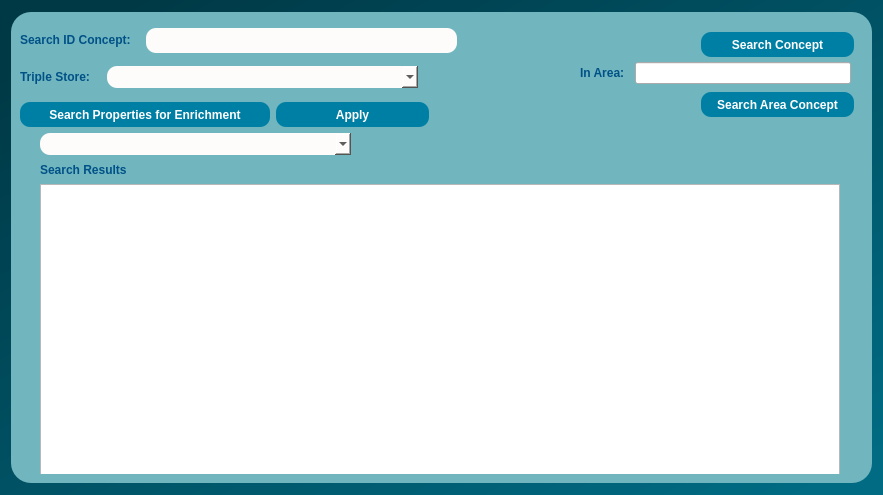
This is dialogs/ui/whattoenrichdialog.ui in sparqlunicorn/sparqlunicornGoesGIS as Qt 5 draws it before an edit. The edited form follows.
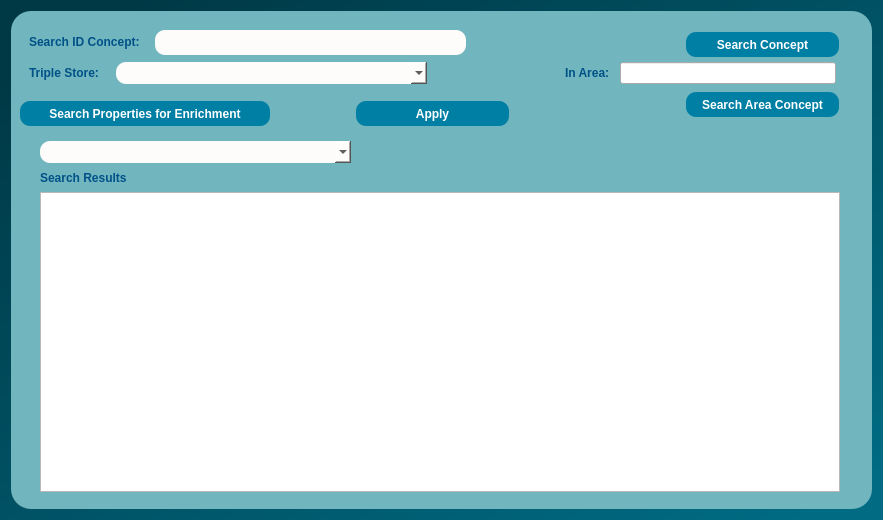
This is the edited form.

Diff of the .ui file:
```diff
--- a/dialogs/ui/whattoenrichdialog.ui
+++ b/dialogs/ui/whattoenrichdialog.ui
@@ -7,7 +7,7 @@
     <x>0</x>
     <y>0</y>
     <width>879</width>
-    <height>495</height>
+    <height>520</height>
    </rect>
   </property>
   <property name="windowTitle">
@@ -27,12 +27,6 @@
        <height>471</height>
       </size>
      </property>
-     <property name="maximumSize">
-      <size>
-       <width>861</width>
-       <height>471</height>
-      </size>
-     </property>
      <property name="styleSheet">
       <string notr="true">QObject#frame{
 	background-color:qlineargradient(spread:pad, x1:0, y1:0, x2:1, y2:1, stop:0.0113636 rgba(113, 181, 190, 255));
@@ -48,272 +42,9 @@
      <property name="frameShadow">
       <enum>QFrame::Raised</enum>
      </property>
-     <widget class="QWidget" name="widget" native="true">
-      <property name="geometry">
-       <rect>
-        <x>9</x>
-        <y>121</y>
-        <width>841</width>
-        <height>341</height>
-       </rect>
-      </property>
-      <property name="minimumSize">
-       <size>
-        <width>841</width>
-        <height>341</height>
-       </size>
-      </property>
-      <layout class="QGridLayout" name="gridLayout">
-       <item row="2" column="0">
-        <widget class="QListWidget" name="searchResult">
-         <property name="minimumSize">
-          <size>
-           <width>800</width>
-           <height>300</height>
-          </size>
-         </property>
-         <property name="maximumSize">
-          <size>
-           <width>800</width>
-           <height>300</height>
-          </size>
-         </property>
-        </widget>
-       </item>
-       <item row="1" column="0">
-        <widget class="QLabel" name="searchResultLabel">
-         <property name="minimumSize">
-          <size>
-           <width>800</width>
-           <height>17</height>
-          </size>
-         </property>
-         <property name="font">
-          <font>
-           <pointsize>9</pointsize>
-           <weight>75</weight>
-           <bold>true</bold>
-          </font>
-         </property>
-         <property name="styleSheet">
-          <string notr="true">color:rgb(0, 81, 135);</string>
-         </property>
-         <property name="text">
-          <string>Search Results</string>
-         </property>
-        </widget>
-       </item>
-       <item row="0" column="0">
-        <widget class="QComboBox" name="tripleStoreEdit_1">
-         <property name="enabled">
-          <bool>true</bool>
-         </property>
-         <property name="minimumSize">
-          <size>
-           <width>311</width>
-           <height>22</height>
-          </size>
-         </property>
-         <property name="maximumSize">
-          <size>
-           <width>311</width>
-           <height>22</height>
-          </size>
-         </property>
-         <property name="cursor">
-          <cursorShape>PointingHandCursor</cursorShape>
-         </property>
-         <property name="styleSheet">
-          <string notr="true">border-radius:10px;
-
-border-color:rgb(45, 45, 45);
-
-background-color: rgb(253, 252, 250);
-selection-background-color: rgb(255, 255, 255);
-selection-color:rgb(0, 81, 135);</string>
-         </property>
-        </widget>
-       </item>
-      </layout>
-     </widget>
-     <widget class="QPushButton" name="searchButton">
-      <property name="geometry">
-       <rect>
-        <x>9</x>
-        <y>90</y>
-        <width>250</width>
-        <height>25</height>
-       </rect>
-      </property>
-      <property name="minimumSize">
-       <size>
-        <width>250</width>
-        <height>25</height>
-       </size>
-      </property>
-      <property name="maximumSize">
-       <size>
-        <width>250</width>
-        <height>25</height>
-       </size>
-      </property>
-      <property name="font">
-       <font>
-        <pointsize>9</pointsize>
-        <weight>75</weight>
-        <bold>true</bold>
-       </font>
-      </property>
-      <property name="cursor">
-       <cursorShape>PointingHandCursor</cursorShape>
-      </property>
-      <property name="styleSheet">
-       <string notr="true">background-color:rgb(0, 127, 165);
-border-radius:10px;
-color: rgb(255, 255, 255);</string>
-      </property>
-      <property name="text">
-       <string>Search Properties for Enrichment</string>
-      </property>
-     </widget>
-     <widget class="QWidget" name="widget_2" native="true">
-      <property name="geometry">
-       <rect>
-        <x>560</x>
-        <y>10</y>
-        <width>291</width>
-        <height>101</height>
-       </rect>
-      </property>
-      <widget class="QPushButton" name="searchButton2">
-       <property name="geometry">
-        <rect>
-         <x>130</x>
-         <y>70</y>
-         <width>153</width>
-         <height>25</height>
-        </rect>
-       </property>
-       <property name="minimumSize">
-        <size>
-         <width>153</width>
-         <height>25</height>
-        </size>
-       </property>
-       <property name="font">
-        <font>
-         <pointsize>9</pointsize>
-         <weight>75</weight>
-         <bold>true</bold>
-        </font>
-       </property>
-       <property name="cursor">
-        <cursorShape>PointingHandCursor</cursorShape>
-       </property>
-       <property name="styleSheet">
-        <string notr="true">background-color:rgb(0, 127, 165);
-border-radius:10px;
-color: rgb(255, 255, 255);</string>
-       </property>
-       <property name="text">
-        <string>Search Area Concept</string>
-       </property>
-      </widget>
-      <widget class="QWidget" name="layoutWidget">
-       <property name="geometry">
-        <rect>
-         <x>9</x>
-         <y>40</y>
-         <width>271</width>
-         <height>22</height>
-        </rect>
-       </property>
-       <property name="minimumSize">
-        <size>
-         <width>153</width>
-         <height>22</height>
-        </size>
-       </property>
-       <layout class="QHBoxLayout" name="horizontalLayout">
-        <item>
-         <widget class="QLabel" name="costumpropertyLabel">
-          <property name="minimumSize">
-           <size>
-            <width>49</width>
-            <height>20</height>
-           </size>
-          </property>
-          <property name="font">
-           <font>
-            <pointsize>9</pointsize>
-            <weight>75</weight>
-            <bold>true</bold>
-           </font>
-          </property>
-          <property name="styleSheet">
-           <string notr="true">color:rgb(0, 81, 135);</string>
-          </property>
-          <property name="text">
-           <string>In Area:</string>
-          </property>
-         </widget>
-        </item>
-        <item>
-         <widget class="QLineEdit" name="inAreaEditText">
-          <property name="minimumSize">
-           <size>
-            <width>96</width>
-            <height>20</height>
-           </size>
-          </property>
-         </widget>
-        </item>
-       </layout>
-      </widget>
-      <widget class="QPushButton" name="searchConceptButton">
-       <property name="geometry">
-        <rect>
-         <x>130</x>
-         <y>10</y>
-         <width>153</width>
-         <height>25</height>
-        </rect>
-       </property>
-       <property name="minimumSize">
-        <size>
-         <width>153</width>
-         <height>25</height>
-        </size>
-       </property>
-       <property name="font">
-        <font>
-         <pointsize>9</pointsize>
-         <weight>75</weight>
-         <bold>true</bold>
-        </font>
-       </property>
-       <property name="cursor">
-        <cursorShape>PointingHandCursor</cursorShape>
-       </property>
-       <property name="styleSheet">
-        <string notr="true">background-color:rgb(0, 127, 165);
-border-radius:10px;
-color: rgb(255, 255, 255);</string>
-       </property>
-       <property name="text">
-        <string>Search Concept</string>
-       </property>
-      </widget>
-     </widget>
+     <layout class="QGridLayout" name="gridLayout_4">
+      <item row="0" column="0" colspan="2">
      <widget class="QWidget" name="widget_3" native="true">
-      <property name="geometry">
-       <rect>
-        <x>9</x>
-        <y>9</y>
-        <width>541</width>
-        <height>75</height>
-       </rect>
-      </property>
       <property name="minimumSize">
        <size>
         <width>488</width>
@@ -469,16 +200,179 @@
        </item>
       </layout>
      </widget>
+      </item>
+      <item row="0" column="2" rowspan="2">
+       <widget class="QWidget" name="widget_2" native="true">
+        <property name="maximumSize">
+         <size>
+          <width>291</width>
+          <height>101</height>
+         </size>
+        </property>
+        <widget class="QPushButton" name="searchButton2">
+         <property name="geometry">
+          <rect>
+           <x>130</x>
+           <y>70</y>
+           <width>153</width>
+           <height>25</height>
+          </rect>
+         </property>
+         <property name="minimumSize">
+          <size>
+           <width>153</width>
+           <height>25</height>
+          </size>
+         </property>
+         <property name="font">
+          <font>
+           <pointsize>9</pointsize>
+           <weight>75</weight>
+           <bold>true</bold>
+          </font>
+         </property>
+         <property name="cursor">
+          <cursorShape>PointingHandCursor</cursorShape>
+         </property>
+         <property name="styleSheet">
+          <string notr="true">background-color:rgb(0, 127, 165);
+border-radius:10px;
+color: rgb(255, 255, 255);</string>
+         </property>
+         <property name="text">
+          <string>Search Area Concept</string>
+         </property>
+        </widget>
+        <widget class="QWidget" name="layoutWidget">
+         <property name="geometry">
+          <rect>
+           <x>9</x>
+           <y>40</y>
+           <width>271</width>
+           <height>22</height>
+          </rect>
+         </property>
+         <property name="minimumSize">
+          <size>
+           <width>153</width>
+           <height>22</height>
+          </size>
+         </property>
+         <layout class="QHBoxLayout" name="horizontalLayout">
+          <item>
+           <widget class="QLabel" name="costumpropertyLabel">
+            <property name="minimumSize">
+             <size>
+              <width>49</width>
+              <height>20</height>
+             </size>
+            </property>
+            <property name="font">
+             <font>
+              <pointsize>9</pointsize>
+              <weight>75</weight>
+              <bold>true</bold>
+             </font>
+            </property>
+            <property name="styleSheet">
+             <string notr="true">color:rgb(0, 81, 135);</string>
+            </property>
+            <property name="text">
+             <string>In Area:</string>
+            </property>
+           </widget>
+          </item>
+          <item>
+           <widget class="QLineEdit" name="inAreaEditText">
+            <property name="minimumSize">
+             <size>
+              <width>96</width>
+              <height>20</height>
+             </size>
+            </property>
+           </widget>
+          </item>
+         </layout>
+        </widget>
+        <widget class="QPushButton" name="searchConceptButton">
+         <property name="geometry">
+          <rect>
+           <x>130</x>
+           <y>10</y>
+           <width>153</width>
+           <height>25</height>
+          </rect>
+         </property>
+         <property name="minimumSize">
+          <size>
+           <width>153</width>
+           <height>25</height>
+          </size>
+         </property>
+         <property name="font">
+          <font>
+           <pointsize>9</pointsize>
+           <weight>75</weight>
+           <bold>true</bold>
+          </font>
+         </property>
+         <property name="cursor">
+          <cursorShape>PointingHandCursor</cursorShape>
+         </property>
+         <property name="styleSheet">
+          <string notr="true">background-color:rgb(0, 127, 165);
+border-radius:10px;
+color: rgb(255, 255, 255);</string>
+         </property>
+         <property name="text">
+          <string>Search Concept</string>
+         </property>
+        </widget>
+       </widget>
+      </item>
+      <item row="1" column="0">
+       <widget class="QPushButton" name="searchButton">
+        <property name="minimumSize">
+         <size>
+          <width>250</width>
+          <height>25</height>
+         </size>
+        </property>
+        <property name="maximumSize">
+         <size>
+          <width>250</width>
+          <height>25</height>
+         </size>
+        </property>
+        <property name="font">
+         <font>
+          <pointsize>9</pointsize>
+          <weight>75</weight>
+          <bold>true</bold>
+         </font>
+        </property>
+        <property name="cursor">
+         <cursorShape>PointingHandCursor</cursorShape>
+        </property>
+        <property name="styleSheet">
+         <string notr="true">background-color:rgb(0, 127, 165);
+border-radius:10px;
+color: rgb(255, 255, 255);</string>
+        </property>
+        <property name="text">
+         <string>Search Properties for Enrichment</string>
+        </property>
+       </widget>
+      </item>
+      <item row="1" column="1">
      <widget class="QPushButton" name="applyButton">
-      <property name="geometry">
-       <rect>
-        <x>265</x>
-        <y>90</y>
+        <property name="minimumSize">
+         <size>
         <width>153</width>
         <height>25</height>
-       </rect>
-      </property>
-      <property name="minimumSize">
+         </size>
+        </property>
+        <property name="maximumSize">
        <size>
         <width>153</width>
         <height>25</height>
@@ -503,6 +397,90 @@
        <string>Apply</string>
       </property>
      </widget>
+      </item>
+      <item row="2" column="0" colspan="3">
+       <widget class="QWidget" name="widget" native="true">
+        <property name="minimumSize">
+         <size>
+          <width>841</width>
+          <height>341</height>
+         </size>
+        </property>
+        <layout class="QGridLayout" name="gridLayout">
+         <item row="2" column="0">
+          <widget class="QListWidget" name="searchResult">
+           <property name="minimumSize">
+            <size>
+             <width>800</width>
+             <height>300</height>
+            </size>
+           </property>
+           <property name="maximumSize">
+            <size>
+             <width>800</width>
+             <height>300</height>
+            </size>
+           </property>
+          </widget>
+         </item>
+         <item row="1" column="0">
+          <widget class="QLabel" name="searchResultLabel">
+           <property name="minimumSize">
+            <size>
+             <width>800</width>
+             <height>17</height>
+            </size>
+           </property>
+           <property name="font">
+            <font>
+             <pointsize>9</pointsize>
+             <weight>75</weight>
+             <bold>true</bold>
+            </font>
+           </property>
+           <property name="styleSheet">
+            <string notr="true">color:rgb(0, 81, 135);</string>
+           </property>
+           <property name="text">
+            <string>Search Results</string>
+           </property>
+          </widget>
+         </item>
+         <item row="0" column="0">
+          <widget class="QComboBox" name="tripleStoreEdit_1">
+           <property name="enabled">
+            <bool>true</bool>
+           </property>
+           <property name="minimumSize">
+            <size>
+             <width>311</width>
+             <height>22</height>
+            </size>
+           </property>
+           <property name="maximumSize">
+            <size>
+             <width>311</width>
+             <height>22</height>
+            </size>
+           </property>
+           <property name="cursor">
+            <cursorShape>PointingHandCursor</cursorShape>
+           </property>
+           <property name="styleSheet">
+            <string notr="true">border-radius:10px;
+
+border-color:rgb(45, 45, 45);
+
+background-color: rgb(253, 252, 250);
+selection-background-color: rgb(255, 255, 255);
+selection-color:rgb(0, 81, 135);</string>
+           </property>
+          </widget>
+         </item>
+        </layout>
+       </widget>
+      </item>
+     </layout>
     </widget>
    </item>
   </layout>
```
Lines whose indentation alone changed are shown as unchanged.
